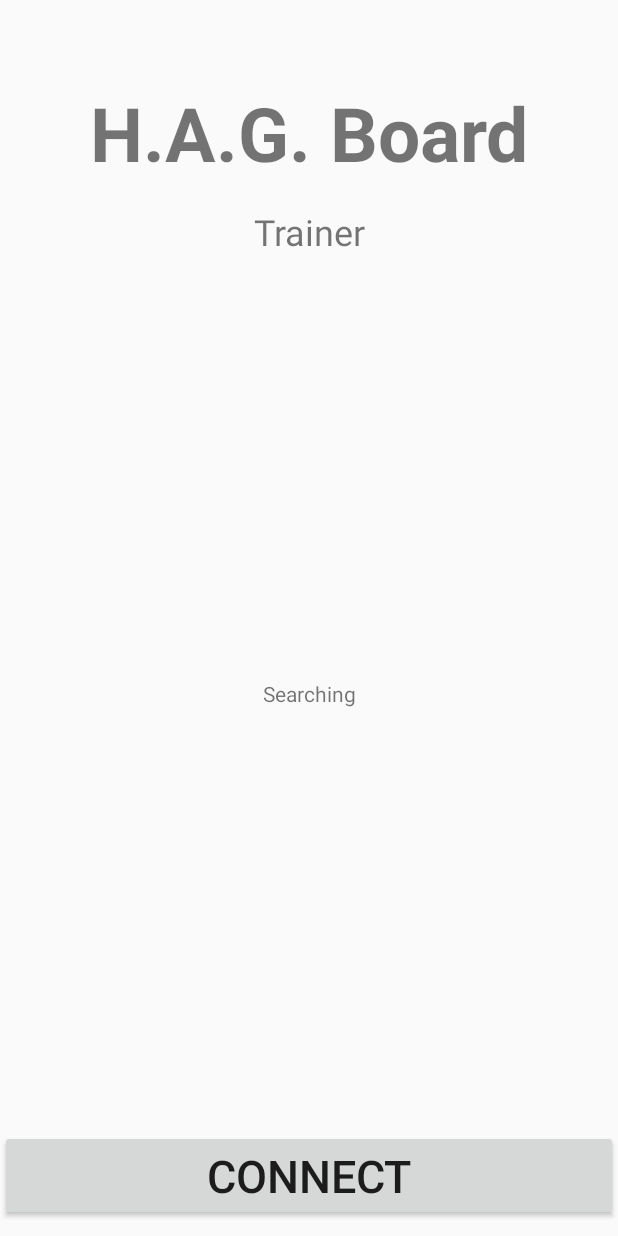
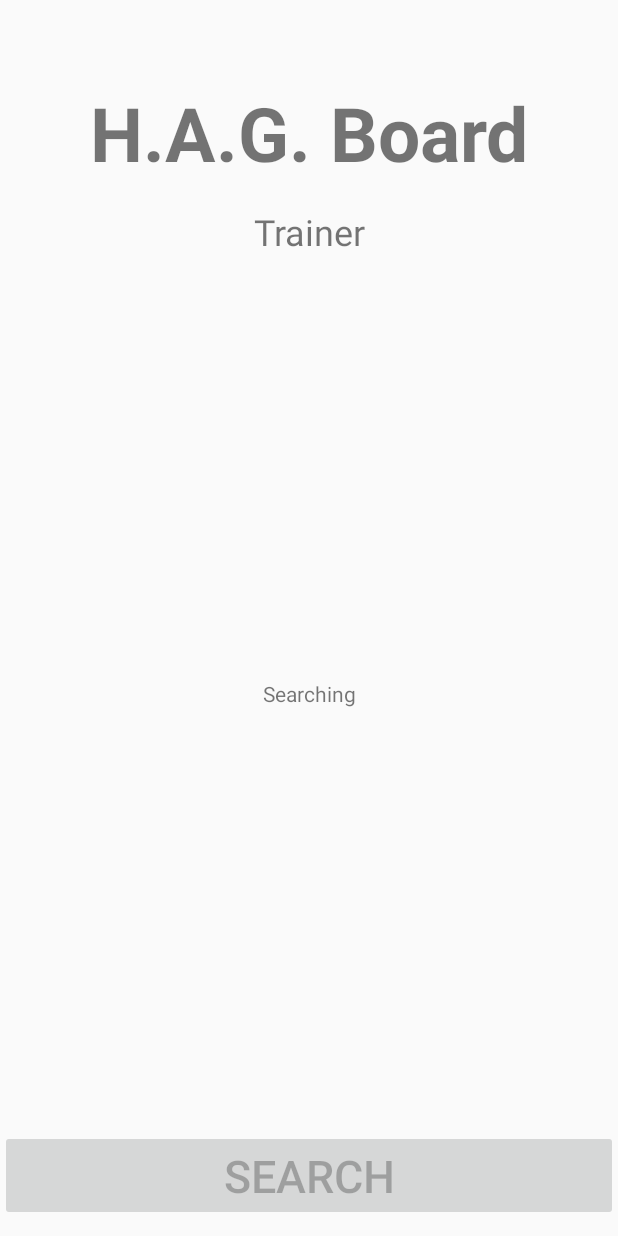
Before and after one commit to DoubleAMcCartney/Hangboard, an Android app: the screen it shows after launch (ConnectActivity), on a phone screen of 412 x 824 dp. Run offline under Robolectric (Android 15) with nearby library versions, the phone set to English and light mode, and no system bars.

Commit message:
added searching progress circle

```diff
--- a/app/src/main/java/com/example/android/hangboard/ConnectActivity.java
+++ b/app/src/main/java/com/example/android/hangboard/ConnectActivity.java
@@ -22,6 +22,7 @@ import android.view.LayoutInflater;
 import android.view.View;
 import android.widget.BaseAdapter;
 import android.widget.Button;
+import android.widget.ProgressBar;
 import android.widget.TextView;
 import android.widget.Toast;
 
@@ -35,14 +36,25 @@ public class ConnectActivity extends AppCompatActivity {
     private final static int REQUEST_ENABLE_BT = 1;
     private static final int REQUEST_LOCATION = 2;
     private static final long SCAN_PERIOD = 10000;
+    private static final String BLeDeviceName = "Bluefruit52";
     private Handler mHandler;
     private boolean mScanning;
+
+
+    private TextView statusText;
+    private Button connectButton;
+    private ProgressBar spinner;
 
     @Override
     public void onCreate(Bundle savedInstanceState) {
         super.onCreate(savedInstanceState);
         mHandler = new Handler();
         setContentView(R.layout.activity_connect);
+
+        statusText = findViewById(R.id.statusText);
+        connectButton = findViewById(R.id.connectButton);
+        spinner = findViewById(R.id.progressBar);
+        spinner.setVisibility(View.GONE);
 
         // Initializes a Bluetooth adapter.  For API level 18 and above, get a reference to
         // BluetoothAdapter through BluetoothManager.
@@ -90,7 +102,6 @@ public class ConnectActivity extends AppCompatActivity {
         // User chose not to enable Bluetooth.
         if (requestCode == REQUEST_ENABLE_BT && resultCode == Activity.RESULT_CANCELED) {
             finish();
-            return;
         }
     }
 
@@ -130,10 +141,10 @@ public class ConnectActivity extends AppCompatActivity {
         public void addDevice(BluetoothDevice device) {
             if(!mLeDevices.contains(device)) {
                 if(device.getName() != null) {
-                    if(device.getName().equals("Bluefruit52")) {
-                        final TextView statusText = findViewById(R.id.statusText);
-                        statusText.setText("H.A.G. Board found!");
+                    if(device.getName().equals(BLeDeviceName)) {
                         mLeDevices.add(device);
+                        statusText.setText(R.string.found_status);
+                        connectButton.setEnabled(true);
                     }
                 }
             }
@@ -161,7 +172,6 @@ public class ConnectActivity extends AppCompatActivity {
     }
 
     private void scanLeDevice(final boolean enable) {
-        final TextView statusText = findViewById(R.id.statusText);
         if (enable) {
             // Stops scanning after a pre-defined scan period.
             mHandler.postDelayed(new Runnable() {
@@ -169,7 +179,10 @@ public class ConnectActivity extends AppCompatActivity {
                 public void run() {
                     mScanning = false;
                     if (mLeDeviceListAdapter.getCount() == 0) {
-                        statusText.setText("H.A.G. Board not found!");
+                        spinner.setVisibility(View.INVISIBLE);
+                        statusText.setText(R.string.not_found_status);
+                        connectButton.setText(R.string.connect_button_search);
+                        connectButton.setEnabled(true);
                     }
                     mBluetoothAdapter.stopLeScan(mLeScanCallback);
                 }
@@ -177,13 +190,19 @@ public class ConnectActivity extends AppCompatActivity {
 
             mScanning = true;
             if (mLeDeviceListAdapter.getCount() == 0) {
-                statusText.setText("Scanning");
+                connectButton.setEnabled(false);
+                connectButton.setText(R.string.connect_button_searching);
+                statusText.setText(R.string.scanning_status);
+                spinner.setVisibility(View.VISIBLE);
             }
             mBluetoothAdapter.startLeScan(mLeScanCallback);
         } else {
             mScanning = false;
             if (mLeDeviceListAdapter.getCount() == 0) {
-                statusText.setText("H.A.G. Board not found!");
+                connectButton.setEnabled(true);
+                statusText.setText(R.string.not_found_status);
+                connectButton.setText(R.string.connect_button_search);
+                spinner.setVisibility(View.INVISIBLE);
             }
 
             mBluetoothAdapter.stopLeScan(mLeScanCallback);
@@ -208,6 +227,7 @@ public class ConnectActivity extends AppCompatActivity {
     public void connect(View view) {
         int hagBoards = mLeDeviceListAdapter.getCount();
 
+        //One HAG Board found
         if(hagBoards == 1) {
             final BluetoothDevice device = mLeDeviceListAdapter.getDevice(0);
 
@@ -220,12 +240,13 @@ public class ConnectActivity extends AppCompatActivity {
             }
             startActivity(intent);
         }
+        //Multiple HAG Boards found
         else if (hagBoards > 1) {
             Toast.makeText(this, R.string.multiple_hag_boards, Toast.LENGTH_SHORT).show();
             scanLeDevice(true);
         }
+        //No HAG Boards found
         else {
-            Toast.makeText(this, R.string.no_hag_boards_found, Toast.LENGTH_SHORT).show();
             scanLeDevice(true);
         }
     }
--- /dev/null
+++ b/app/src/main/res/drawable/circular_progress_bar.xml
@@ -0,0 +1,23 @@
+<?xml version="1.0" encoding="utf-8"?>
+<rotate
+    xmlns:android="http://schemas.android.com/apk/res/android"
+    android:fromDegrees="90"
+    android:pivotX="50%"
+    android:pivotY="50%"
+    android:toDegrees="360">
+
+    <shape
+        android:innerRadiusRatio="3"
+        android:shape="ring"
+        android:thicknessRatio="7.0">
+
+        <gradient
+            android:centerColor="#007DD6"
+            android:endColor="#007DD6"
+            android:startColor="#007DD6"
+            android:angle="0"
+            android:type="sweep"
+            android:useLevel="false" />
+    </shape>
+
+</rotate>
--- a/app/src/main/res/layout/activity_connect.xml
+++ b/app/src/main/res/layout/activity_connect.xml
@@ -24,15 +24,15 @@
         android:layout_width="0dp"
         android:layout_height="wrap_content"
         android:layout_marginBottom="10dp"
+        android:enabled="false"
         android:onClick="connect"
-        android:text="Connect"
+        android:text="@string/connect_button_search"
         android:textAlignment="center"
         android:textSize="30sp"
         android:visibility="visible"
         app:layout_constraintBottom_toBottomOf="parent"
         app:layout_constraintEnd_toEndOf="parent"
-        app:layout_constraintStart_toStartOf="parent"
-        tools:text="Connect" />
+        app:layout_constraintStart_toStartOf="parent" />
 
     <TextView
         android:id="@+id/SubTitle"
@@ -60,4 +60,16 @@
         app:layout_constraintStart_toStartOf="parent"
         app:layout_constraintTop_toBottomOf="@+id/SubTitle" />
 
+    <ProgressBar
+        android:id="@+id/progressBar"
+        style="?android:attr/progressBarStyleLarge"
+        android:layout_width="wrap_content"
+        android:layout_height="wrap_content"
+        android:layout_marginBottom="8dp"
+        android:progressDrawable="@drawable/circular_progress_bar"
+        app:layout_constraintBottom_toTopOf="@+id/statusText"
+        app:layout_constraintEnd_toEndOf="parent"
+        app:layout_constraintHorizontal_bias="0.5"
+        app:layout_constraintStart_toStartOf="parent" />
+
 </android.support.constraint.ConstraintLayout>
--- a/app/src/main/res/values/strings.xml
+++ b/app/src/main/res/values/strings.xml
@@ -1,11 +1,15 @@
 <resources>
-    <string name="app_name">Hangboard</string>
+    <string name="app_name">H.A.G. Board Trainer</string>
     <string name="title_activity_move">MoveActivity</string>
     <string name="shallowerButtonText">Shallower</string>
     <string name="deeperButtonText">Deeper</string>
     <string name="connected">Connected</string>
     <string name="disconnected">Disconnected</string>
-    <string name="no_hag_boards_found">No H.A.G. Boards found.</string>
-    <string name="multiple_hag_boards">More than one H.A.G. Board in range.</string>
+    <string name="multiple_hag_boards">More than one H.A.G. Board in range!</string>
     <string name="hag_board_dissconnect">H.A.G. Board disconnected!</string>
+    <string name="scanning_status">Searching for H.A.G. Boards</string>
+    <string name="not_found_status">H.A.G. Board not found!</string>
+    <string name="found_status">H.A.G. Board found!</string>
+    <string name="connect_button_search">Search</string>
+    <string name="connect_button_searching">Searching…</string>
 </resources>
```
